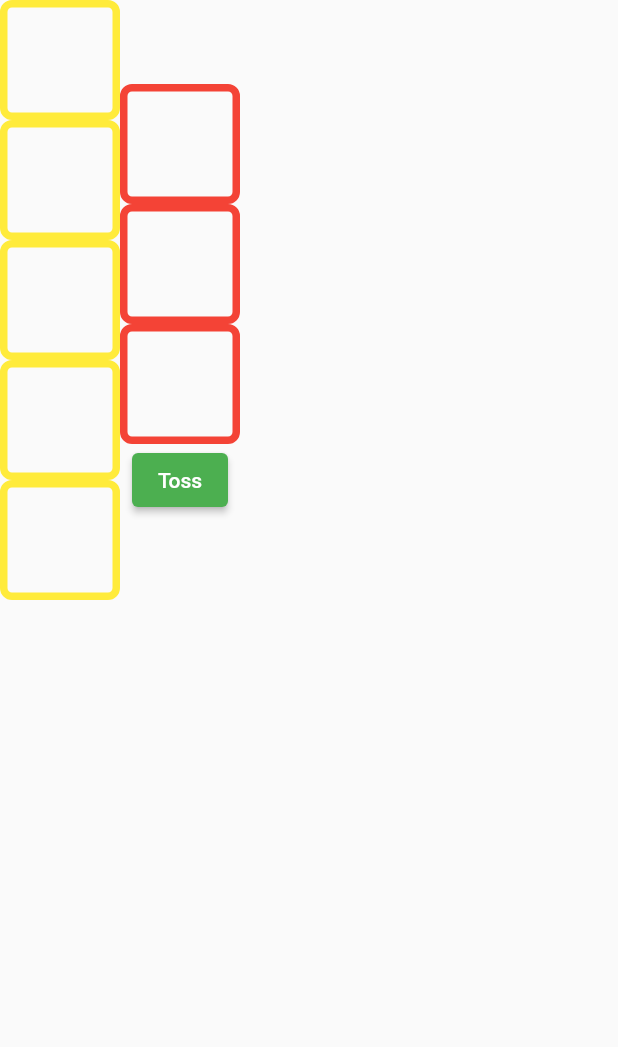
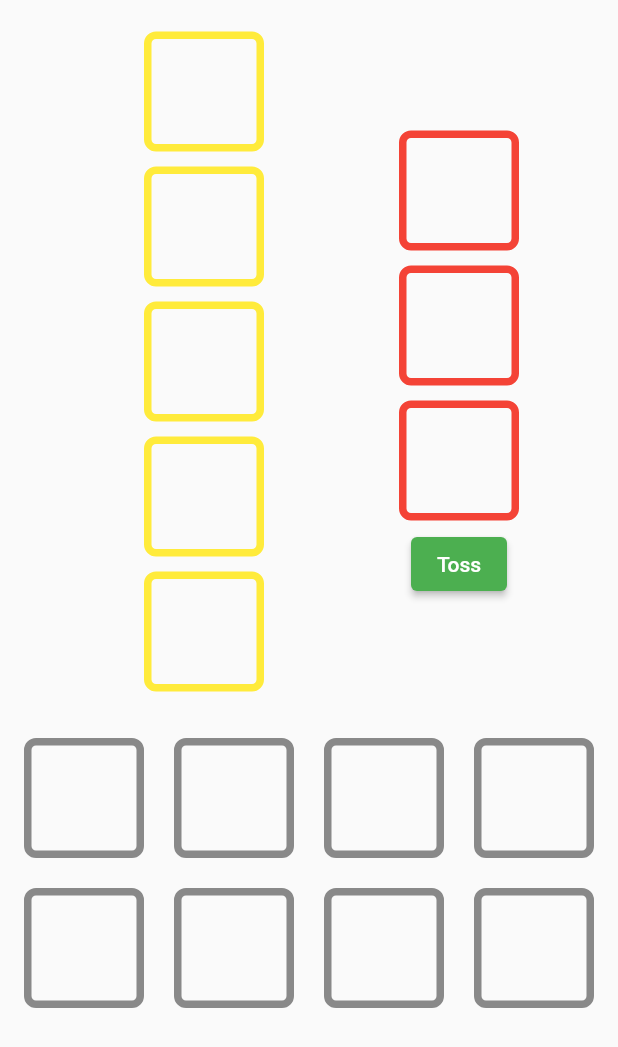
Before and after one commit to HartThomas/auto-battler, a Flutter app: the screen it shows after launch, on a phone screen of 412 x 824 dp. Shown: the top 1047 px of the screen. Run offline on Flutter 3.47's test engine with Material 2 defaults, Android fonts, the phone set to English and light mode, and no system bars.

Commit message:
Add fork and looroll scrap and format homescreen

```diff
--- a/lib/battle.dart
+++ b/lib/battle.dart
@@ -1,21 +1,21 @@
+import 'package:auto_battler/looroll.dart';
 import 'package:auto_battler/scrap.dart';
 import 'package:flutter/material.dart';
 
 class Battle {
   var friends;
   var enemies;
-  int counter = 0;
 
   Battle() {
     friends = [
-      Scrap("bogroll", Icons.soap),
+      LooRoll(),
       Scrap("junk", Icons.tune),
       Scrap("toilet seat", Icons.tv),
       Scrap("fork", Icons.fork_left),
       Scrap("trampoline", Icons.wifi)
     ];
     enemies = [
-      Scrap("bogroll", Icons.soap),
+      LooRoll(),
       Scrap("junk", Icons.tune),
       Scrap("toilet seat", Icons.tv),
       Scrap("fork", Icons.fork_left),
@@ -25,9 +25,14 @@ class Battle {
 
   void collision() {
     if (friends.length != 0 && enemies.length != 0) {
-      friends.removeAt(0);
-      enemies.removeAt(0);
-      counter++;
+      if (friends[0].scrapName == "Loo roll" ||
+          enemies[0].scrapName == "Loo roll") {
+        friends.removeAt(0);
+        enemies.removeAt(0);
+      } else {
+        friends[0].collide();
+        enemies[0].collide();
+      }
     }
   }
 }
--- /dev/null
+++ b/lib/looroll.dart
@@ -0,0 +1,6 @@
+import 'package:auto_battler/scrap.dart';
+import 'package:flutter/material.dart';
+
+class LooRoll extends Scrap {
+  LooRoll() : super("Loo roll", Icons.soap);
+}
--- a/lib/main.dart
+++ b/lib/main.dart
@@ -30,42 +30,75 @@ class HomePage extends StatelessWidget {
 
   final _pile = List.filled(
       5,
-      Container(
+      Padding(
+          padding: const EdgeInsets.all(5),
+          child: Container(
             width: 80,
             height: 80,
             decoration: BoxDecoration(
               border: Border.all(width: 5, color: Colors.yellow),
               borderRadius: const BorderRadius.all(Radius.circular(8)),
             ),
-      ));
+          )));
 
   _info(context) {
     List<Widget> listings = List.filled(
         3,
-        Container(
+        Padding(
+            padding: const EdgeInsets.all(5),
+            child: Container(
               width: 80,
               height: 80,
               decoration: BoxDecoration(
                 border: Border.all(width: 5, color: Colors.red),
                 borderRadius: const BorderRadius.all(Radius.circular(8)),
               ),
-        ),
+            )),
         growable: true);
     listings.add(ElevatedButton(
       onPressed: () {
         Navigator.pushNamed(context, "/battlepage");
       },
-      child: Text('Toss'),
+      child: const Text('Toss'),
     ));
     return listings;
   }
+
+  final _shop = List.filled(
+    8,
+    Padding(
+        padding: const EdgeInsets.all(10),
+        child: Container(
+          width: 80,
+          height: 80,
+          decoration: BoxDecoration(
+              border: Border.all(width: 5, color: Colors.black45),
+              borderRadius: const BorderRadius.all(Radius.circular(8))),
+        )),
+  );
 
   @override
   Widget build(BuildContext context) {
     return Scaffold(
       body: Column(children: [
-        Row(
-          children: [Column(children: _pile), Column(children: _info(context))],
+        Padding(
+            padding: const EdgeInsets.all(16),
+            child: Row(
+              mainAxisAlignment: MainAxisAlignment.spaceBetween,
+              children: [
+                Padding(
+                    padding: const EdgeInsets.only(
+                      left: 75,
+                      right: 80,
+                    ),
+                    child: Column(children: _pile)),
+                Padding(
+                    padding: const EdgeInsets.only(right: 50),
+                    child: Column(children: _info(context)))
+              ],
+            )),
+        Wrap(
+          children: _shop,
         )
       ]),
     );
--- a/lib/scrap.dart
+++ b/lib/scrap.dart
@@ -9,4 +9,9 @@ class Scrap {
   getScrapName() {
     return scrapName;
   }
+
+  collide() {
+    var no = {collide: Function};
+    print(no);
+  }
 }
```
Also changed, not shown: lib/fork.dart (added). Lines whose indentation alone changed are shown as unchanged.
